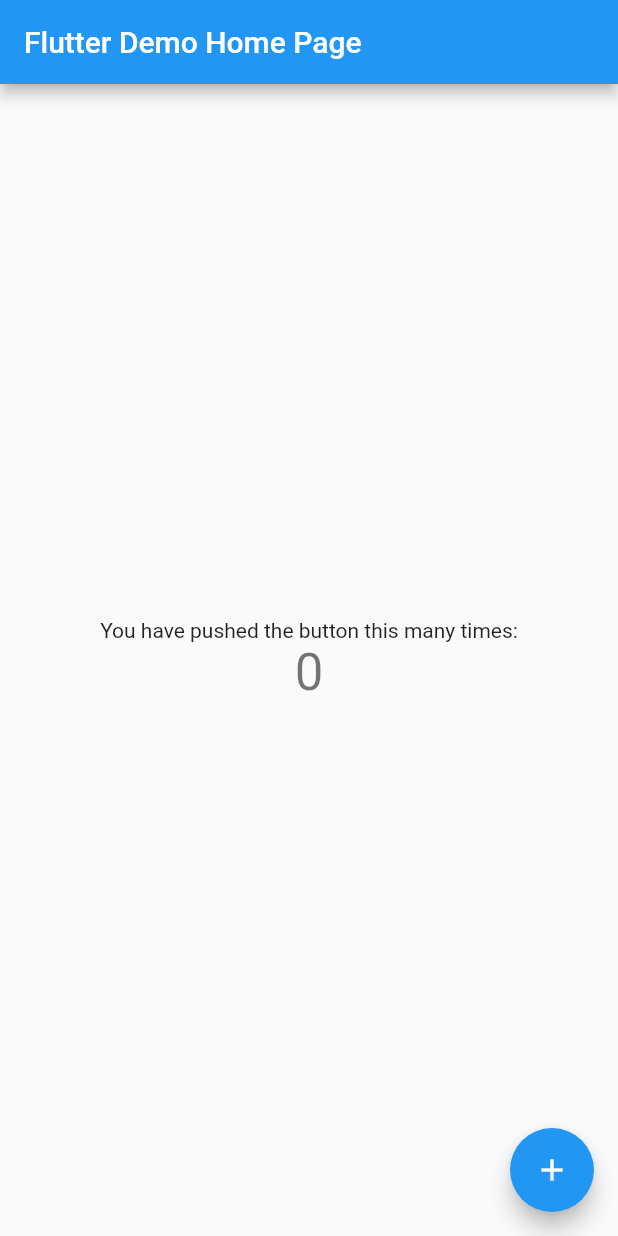
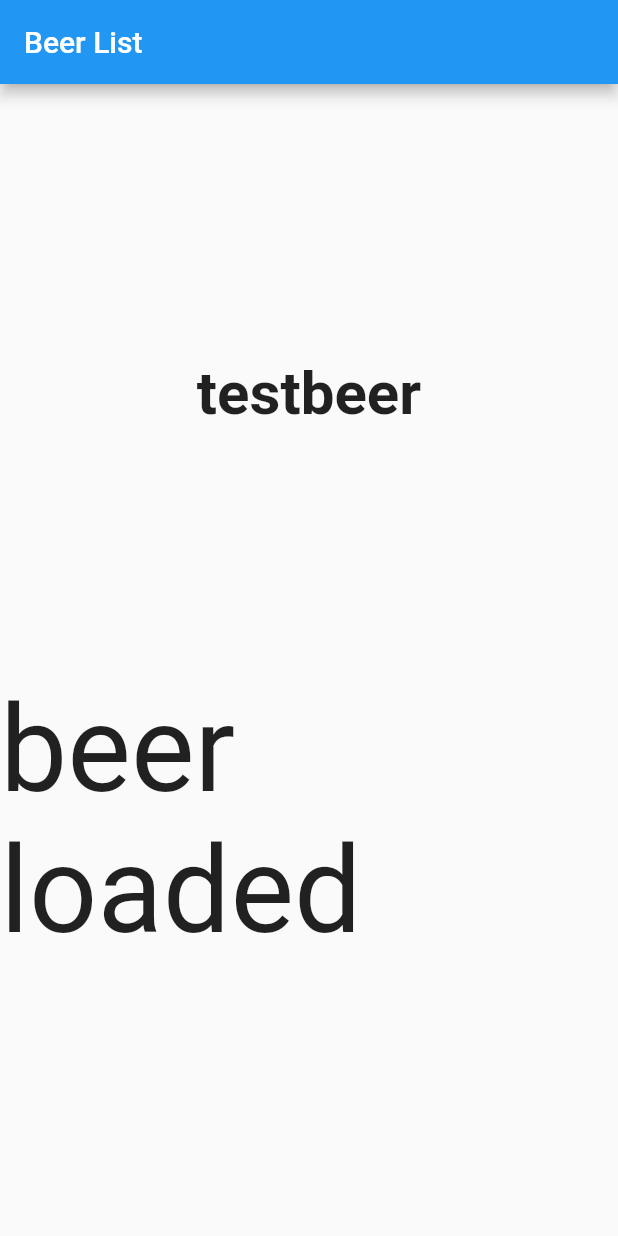
Before and after one commit to HMelesi/foresight-mobile, a Flutter app: the screen it shows after launch, on a phone screen of 412 x 824 dp. Run offline on Flutter 3.47's test engine with Material 2 defaults, Android fonts, the phone set to English and light mode, and no system bars; our stand-ins replace bloc, equatable, flutter_bloc, graphql_flutter.

Commit message:
bloc workiing

```diff
--- /dev/null
+++ b/foresight_beers/lib/api.dart
@@ -0,0 +1,19 @@
+import 'package:flutter/foundation.dart';
+import 'package:graphql_flutter/graphql_flutter.dart';
+
+ValueNotifier<GraphQLClient> client = ValueNotifier(
+  GraphQLClient(
+    cache: InMemoryCache(),
+    link: HttpLink(
+        uri:
+            'https://api-eu-central-1.graphcms.com/v2/ckbt8aqma02d701xt01w42mp7/master'),
+  ),
+);
+
+final String getBeersQuery = """
+query {
+  beers {
+    name
+  }
+}
+""";
--- /dev/null
+++ b/foresight_beers/lib/bloc/beer_bloc.dart
@@ -0,0 +1,28 @@
+import 'dart:async';
+import './bloc.dart';
+import 'package:bloc/bloc.dart';
+import 'package:equatable/equatable.dart';
+import '../data/model/beer.dart';
+
+class BeerBloc extends Bloc<BeerEvent, BeerState> {
+  @override
+  BeerState get initialState => BeerInitial();
+
+  @override
+  Stream<BeerState> mapEventToState(
+    BeerEvent event,
+  ) async* {
+    yield BeerLoading();
+    if (event is GetBeer) {
+      try {
+        print("sending a get request");
+        // is this where you make graphql call?
+        final beer = Beer(beerName: "testbeer");
+        yield BeerLoaded(beer);
+      } finally {
+        print("maybe catch an error here");
+      }
+    }
+    // TODO: implement mapEventToState
+  }
+}
--- /dev/null
+++ b/foresight_beers/lib/bloc/beer_event.dart
@@ -0,0 +1,14 @@
+import 'package:equatable/equatable.dart';
+
+abstract class BeerEvent extends Equatable {
+  const BeerEvent();
+}
+
+class GetBeer extends BeerEvent {
+  final String beerName;
+
+  const GetBeer(this.beerName);
+
+  @override
+  List<Object> get props => [beerName];
+}
--- /dev/null
+++ b/foresight_beers/lib/bloc/beer_state.dart
@@ -0,0 +1,25 @@
+import '../data/model/beer.dart';
+import 'package:equatable/equatable.dart';
+
+abstract class BeerState extends Equatable {
+  const BeerState();
+}
+
+class BeerInitial extends BeerState {
+  const BeerInitial();
+  @override
+  List<Object> get props => [];
+}
+
+class BeerLoading extends BeerState {
+  const BeerLoading();
+  @override
+  List<Object> get props => [];
+}
+
+class BeerLoaded extends BeerState {
+  final Beer beer;
+  const BeerLoaded(this.beer);
+  @override
+  List<Object> get props => [beer];
+}
--- /dev/null
+++ b/foresight_beers/lib/bloc/bloc.dart
@@ -0,0 +1,3 @@
+export 'beer_bloc.dart';
+export 'beer_event.dart';
+export 'beer_state.dart';
--- /dev/null
+++ b/foresight_beers/lib/data/model/beer.dart
@@ -0,0 +1,15 @@
+import 'package:equatable/equatable.dart';
+import 'package:meta/meta.dart';
+
+class Beer extends Equatable {
+  final String beerName;
+
+  Beer({
+    @required this.beerName,
+  });
+
+  @override
+  List<Object> get props => [
+        beerName,
+      ];
+}
--- a/foresight_beers/lib/main.dart
+++ b/foresight_beers/lib/main.dart
@@ -1,4 +1,7 @@
 import 'package:flutter/material.dart';
+import 'package:flutter_bloc/flutter_bloc.dart';
+import 'bloc/beer_bloc.dart';
+import 'pages/beer_list.dart';
 
 void main() => runApp(MyApp());
 
@@ -7,105 +10,11 @@ class MyApp extends StatelessWidget {
   @override
   Widget build(BuildContext context) {
     return MaterialApp(
-      title: 'Flutter Demo',
-      theme: ThemeData(
-        // This is the theme of your application.
-        //
-        // Try running your application with "flutter run". You'll see the
-        // application has a blue toolbar. Then, without quitting the app, try
-        // changing the primarySwatch below to Colors.green and then invoke
-        // "hot reload" (press "r" in the console where you ran "flutter run",
-        // or simply save your changes to "hot reload" in a Flutter IDE).
-        // Notice that the counter didn't reset back to zero; the application
-        // is not restarted.
-        primarySwatch: Colors.blue,
+      title: 'Weather App',
+      home: BlocProvider(
+        create: (BuildContext context) => BeerBloc(),
+        child: BeerListPage(),
       ),
-      home: MyHomePage(title: 'Flutter Demo Home Page'),
     );
   }
 }
-
-class MyHomePage extends StatefulWidget {
-  MyHomePage({Key key, this.title}) : super(key: key);
-
-  // This widget is the home page of your application. It is stateful, meaning
-  // that it has a State object (defined below) that contains fields that affect
-  // how it looks.
-
-  // This class is the configuration for the state. It holds the values (in this
-  // case the title) provided by the parent (in this case the App widget) and
-  // used by the build method of the State. Fields in a Widget subclass are
-  // always marked "final".
-
-  final String title;
-
-  @override
-  _MyHomePageState createState() => _MyHomePageState();
-}
-
-class _MyHomePageState extends State<MyHomePage> {
-  int _counter = 0;
-
-  void _incrementCounter() {
-    setState(() {
-      // This call to setState tells the Flutter framework that something has
-      // changed in this State, which causes it to rerun the build method below
-      // so that the display can reflect the updated values. If we changed
-      // _counter without calling setState(), then the build method would not be
-      // called again, and so nothing would appear to happen.
-      _counter++;
-    });
-  }
-
-  @override
-  Widget build(BuildContext context) {
-    // This method is rerun every time setState is called, for instance as done
-    // by the _incrementCounter method above.
-    //
-    // The Flutter framework has been optimized to make rerunning build methods
-    // fast, so that you can just rebuild anything that needs updating rather
-    // than having to individually change instances of widgets.
-    return Scaffold(
-      appBar: AppBar(
-        // Here we take the value from the MyHomePage object that was created by
-        // the App.build method, and use it to set our appbar title.
-        title: Text(widget.title),
-      ),
-      body: Center(
-        // Center is a layout widget. It takes a single child and positions it
-        // in the middle of the parent.
-        child: Column(
-          // Column is also a layout widget. It takes a list of children and
-          // arranges them vertically. By default, it sizes itself to fit its
-          // children horizontally, and tries to be as tall as its parent.
-          //
-          // Invoke "debug painting" (press "p" in the console, choose the
-          // "Toggle Debug Paint" action from the Flutter Inspector in Android
-          // Studio, or the "Toggle Debug Paint" command in Visual Studio Code)
-          // to see the wireframe for each widget.
-          //
-          // Column has various properties to control how it sizes itself and
-          // how it positions its children. Here we use mainAxisAlignment to
-          // center the children vertically; the main axis here is the vertical
-          // axis because Columns are vertical (the cross axis would be
-          // horizontal).
-          mainAxisAlignment: MainAxisAlignment.center,
-          children: <Widget>[
-            Text(
-              'You have pushed the button this many times:',
-            ),
-            Text(
-              '$_counter',
-              style: Theme.of(context).textTheme.display1,
-            ),
-          ],
-        ),
-      ),
-      floatingActionButton: FloatingActionButton(
-        onPressed: _incrementCounter,
-        tooltip: 'Increment',
-        child: Icon(Icons.add),
-      ), // This trailing comma makes auto-formatting nicer for build methods.
-    );
-  }
-}
--- /dev/null
+++ b/foresight_beers/lib/pages/beer_list.dart
@@ -0,0 +1,94 @@
+import 'package:flutter/material.dart';
+import 'package:flutter_bloc/flutter_bloc.dart';
+import '../data/model/beer.dart';
+import '../bloc/bloc.dart';
+
+class BeerListPage extends StatelessWidget {
+  @override
+  Widget build(BuildContext context) {
+    getBeerByName(context, "test");
+    return Scaffold(
+      appBar: AppBar(
+        title: Text("Beer List"),
+      ),
+      body: Container(
+        padding: EdgeInsets.symmetric(vertical: 16),
+        alignment: Alignment.center,
+        child: BlocListener<BeerBloc, BeerState>(
+          listener: (context, state) {
+            // if (state is WeatherError) {
+            //   Scaffold.of(context).showSnackBar(
+            //     SnackBar(
+            //       content: Text(state.message),
+            //     ),
+            //   );
+            // }
+          },
+          child: BlocBuilder<BeerBloc, BeerState>(
+            builder: (context, state) {
+              if (state is BeerInitial) {
+                return buildInitial();
+              } else if (state is BeerLoading) {
+                return buildLoading();
+              } else if (state is BeerLoaded) {
+                return buildColumnWithData(context, state.beer);
+              }
+            },
+          ),
+        ),
+      ),
+    );
+  }
+
+  Widget buildInitial() {
+    return Center(
+      child: new Text("initial page"),
+    );
+  }
+
+  Widget buildLoading() {
+    return Center(
+      child: CircularProgressIndicator(),
+    );
+  }
+
+  Column buildColumnWithData(BuildContext context, Beer beer) {
+    return Column(
+      mainAxisAlignment: MainAxisAlignment.spaceEvenly,
+      children: <Widget>[
+        Text(
+          beer.beerName,
+          style: TextStyle(
+            fontSize: 40,
+            fontWeight: FontWeight.w700,
+          ),
+        ),
+        Text(
+          "beer loaded",
+          style: TextStyle(fontSize: 80),
+        ),
+        // RaisedButton(
+        //   child: Text('See Details'),
+        //   color: Colors.lightBlue[100],
+        //   onPressed: () {
+        //     Navigator.of(context).push(
+        //       MaterialPageRoute(
+        //         builder: (_) => BlocProvider.value(
+        //           value: BlocProvider.of<WeatherBloc>(context),
+        //           child: WeatherDetailPage(
+        //             masterWeather: weather,
+        //           ),
+        //         ),
+        //       ),
+        //     );
+        //   },
+        // ),
+      ],
+    );
+  }
+}
+
+void getBeerByName(BuildContext context, String beerName) {
+  final beerBloc = BlocProvider.of<BeerBloc>(context);
+  beerBloc.add(GetBeer(beerName));
+}
--- a/foresight_beers/pubspec.yaml
+++ b/foresight_beers/pubspec.yaml
@@ -25,6 +25,7 @@ dependencies:
   cupertino_icons: ^0.1.2
   graphql_flutter: ^3.0.0
   flutter_bloc: ^4.0.1
+  equatable: ^1.2.0
 
 dev_dependencies:
   flutter_test:
```
Also changed, not shown: foresight_beers/pubspec.lock.
